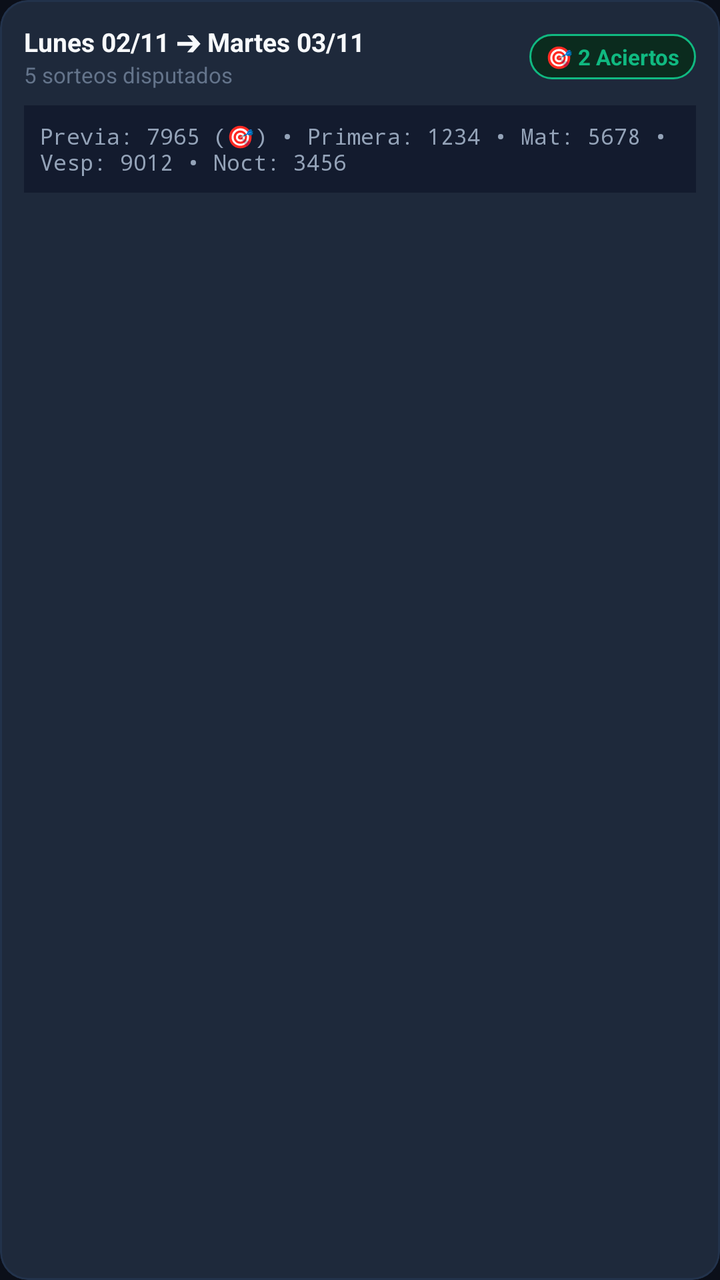
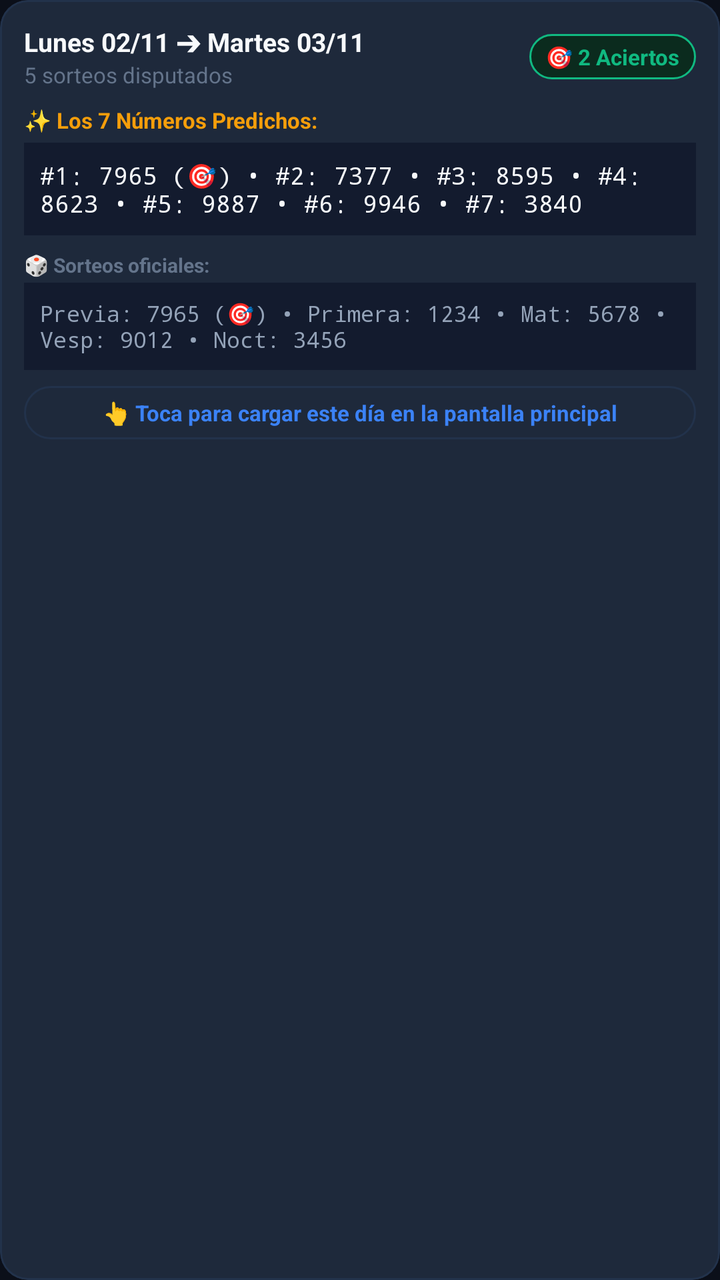

The first picture is an Android layout as it rendered before a commit; the second is the same layout after the commit. The layout source and the unified diff follow.
<!-- AndroidManifest.xml: application theme Theme.LoteriasApp -->
<!-- res/layout/item_reducido_historial.xml -->
<?xml version="1.0" encoding="utf-8"?>
<com.google.android.material.card.MaterialCardView xmlns:android="http://schemas.android.com/apk/res/android"
    xmlns:app="http://schemas.android.com/apk/res-auto"
    android:layout_width="match_parent"
    android:layout_height="wrap_content"
    android:layout_marginBottom="10dp"
    app:cardCornerRadius="14dp"
    app:cardElevation="0dp"
    app:strokeWidth="1dp"
    app:strokeColor="@color/border_subtle"
    app:cardBackgroundColor="@color/bg_card_secondary">

    <LinearLayout
        android:layout_width="match_parent"
        android:layout_height="wrap_content"
        android:orientation="vertical"
        android:padding="12dp">

        
        <LinearLayout
            android:layout_width="match_parent"
            android:layout_height="wrap_content"
            android:orientation="horizontal"
            android:gravity="center_vertical"
            android:layout_marginBottom="8dp">

            <LinearLayout
                android:layout_width="0dp"
                android:layout_height="wrap_content"
                android:layout_weight="1"
                android:orientation="vertical">

                <TextView
                    android:id="@+id/tvHistorialFechas"
                    android:layout_width="wrap_content"
                    android:layout_height="wrap_content"
                    android:text="Lunes 02/11 ➔ Martes 03/11"
                    android:textColor="@color/text_primary"
                    android:textSize="13sp"
                    android:textStyle="bold" />

                <TextView
                    android:id="@+id/tvHistorialTurnosJugados"
                    android:layout_width="wrap_content"
                    android:layout_height="wrap_content"
                    android:text="5 sorteos disputados"
                    android:textColor="@color/text_muted"
                    android:textSize="11sp" />
            </LinearLayout>

            <TextView
                android:id="@+id/tvHistorialBadge"
                android:layout_width="wrap_content"
                android:layout_height="wrap_content"
                android:text="🎯 2 Aciertos"
                android:textSize="11sp"
                android:textStyle="bold"
                android:textColor="@color/accent_green"
                android:background="@drawable/bg_badge_success"
                android:paddingHorizontal="8dp"
                android:paddingVertical="4dp" />
        </LinearLayout>

        
        <TextView
            android:id="@+id/tvHistorialTurnosExtracto"
            android:layout_width="match_parent"
            android:layout_height="wrap_content"
            android:text="Previa: 7965 (🎯) • Primera: 1234 • Mat: 5678 • Vesp: 9012 • Noct: 3456"
            android:textColor="@color/text_secondary"
            android:fontFamily="monospace"
            android:textSize="11sp"
            android:background="@color/bg_card"
            android:padding="8dp" />

    </LinearLayout>
</com.google.android.material.card.MaterialCardView>
<!-- resources referenced by this layout -->
<resources>
  <color name="accent_green">#10B981</color>
  <color name="bg_card">#131B2E</color>
  <color name="bg_card_secondary">#1E293B</color>
  <color name="border_subtle">#22324B</color>
  <color name="text_muted">#64748B</color>
  <color name="text_primary">#F8FAFC</color>
  <color name="text_secondary">#94A3B8</color>
  <!-- drawable bg_badge_success (drawable) -->
  <?xml version="1.0" encoding="utf-8"?>
  <shape xmlns:android="http://schemas.android.com/apk/res/android"
      android:shape="rectangle">
      <solid android:color="@color/accent_green_subtle" />
      <stroke android:width="1dp" android:color="@color/accent_green" />
      <corners android:radius="12dp" />
  </shape>
  <style name="Theme.LoteriasApp" parent="Theme.MaterialComponents.DayNight.NoActionBar">
          
          <item name="colorPrimary">@color/primary_blue</item>
          <item name="colorPrimaryVariant">@color/primary_blue_light</item>
          <item name="colorOnPrimary">@color/white</item>
          
          
          <item name="colorSecondary">@color/primary_blue_light</item>
          <item name="colorSecondaryVariant">@color/primary_blue</item>
          <item name="colorOnSecondary">@color/white</item>
          
          
          <item name="android:statusBarColor">@color/bg_main</item>
          <item name="android:windowLightStatusBar">false</item>
          <item name="android:navigationBarColor">@color/bg_bottom_nav</item>
  
          
          <item name="android:windowBackground">@color/bg_main</item>
      </style>
  <color name="accent_green_subtle">#0B2B1E</color>
  <color name="primary_blue">#0D6EFD</color>
  <color name="primary_blue_light">#3B82F6</color>
  <color name="white">#FFFFFF</color>
  <color name="bg_main">#0B0F19</color>
  <color name="bg_bottom_nav">#0D1322</color>
</resources>

<!-- the commit's change to res/layout/item_reducido_historial.xml (unified diff, before → after) -->
@@ -1,9 +1,13 @@
 <?xml version="1.0" encoding="utf-8"?>
 <com.google.android.material.card.MaterialCardView xmlns:android="http://schemas.android.com/apk/res/android"
     xmlns:app="http://schemas.android.com/apk/res-auto"
+    android:id="@+id/cardHistorialItem"
     android:layout_width="match_parent"
     android:layout_height="wrap_content"
     android:layout_marginBottom="10dp"
+    android:clickable="true"
+    android:focusable="true"
+    android:foreground="?attr/selectableItemBackground"
     app:cardCornerRadius="14dp"
     app:cardElevation="0dp"
     app:strokeWidth="1dp"
@@ -63,6 +67,37 @@
 
         
         <TextView
+            android:layout_width="match_parent"
+            android:layout_height="wrap_content"
+            android:text="✨ Los 7 Números Predichos:"
+            android:textColor="@color/accent_gold"
+            android:textSize="11sp"
+            android:textStyle="bold"
+            android:layout_marginBottom="4dp" />
+
+        <TextView
+            android:id="@+id/tvHistorialNumerosChips"
+            android:layout_width="match_parent"
+            android:layout_height="wrap_content"
+            android:text="#1: 7965 (🎯) • #2: 7377 • #3: 8595 • #4: 8623 • #5: 9887 • #6: 9946 • #7: 3840"
+            android:textColor="@color/text_primary"
+            android:fontFamily="monospace"
+            android:textSize="12sp"
+            android:background="@color/bg_card"
+            android:padding="8dp"
+            android:layout_marginBottom="8dp" />
+
+        
+        <TextView
+            android:layout_width="match_parent"
+            android:layout_height="wrap_content"
+            android:text="🎲 Sorteos oficiales:"
+            android:textColor="@color/text_muted"
+            android:textSize="10sp"
+            android:textStyle="bold"
+            android:layout_marginBottom="2dp" />
+
+        <TextView
             android:id="@+id/tvHistorialTurnosExtracto"
             android:layout_width="match_parent"
             android:layout_height="wrap_content"
@@ -71,7 +106,21 @@
             android:fontFamily="monospace"
             android:textSize="11sp"
             android:background="@color/bg_card"
-            android:padding="8dp" />
+            android:padding="8dp"
+            android:layout_marginBottom="8dp" />
+
+        
+        <TextView
+            android:id="@+id/btnVerDiaEnPrincipal"
+            android:layout_width="match_parent"
+            android:layout_height="wrap_content"
+            android:gravity="center"
+            android:paddingVertical="6dp"
+            android:background="@drawable/bg_pill_unselected"
+            android:text="👆 Toca para cargar este día en la pantalla principal"
+            android:textColor="@color/primary_blue_light"
+            android:textSize="11sp"
+            android:textStyle="bold" />
 
     </LinearLayout>
 </com.google.android.material.card.MaterialCardView>
<!-- resource entries referenced after the edit -->
@@ -1,5 +1,6 @@
 <!-- resources referenced by this layout -->
 <resources>
+  <color name="accent_gold">#F59E0B</color>
   <color name="accent_green">#10B981</color>
   <color name="bg_card">#131B2E</color>
   <color name="bg_card_secondary">#1E293B</color>
@@ -14,6 +15,14 @@
       <solid android:color="@color/accent_green_subtle" />
       <stroke android:width="1dp" android:color="@color/accent_green" />
       <corners android:radius="12dp" />
+  </shape>
+  <!-- drawable bg_pill_unselected (drawable) -->
+  <?xml version="1.0" encoding="utf-8"?>
+  <shape xmlns:android="http://schemas.android.com/apk/res/android"
+      android:shape="rectangle">
+      <solid android:color="@color/bg_card_secondary" />
+      <stroke android:width="1dp" android:color="@color/border_subtle" />
+      <corners android:radius="50dp" />
   </shape>
   <style name="Theme.LoteriasApp" parent="Theme.MaterialComponents.DayNight.NoActionBar">
           
